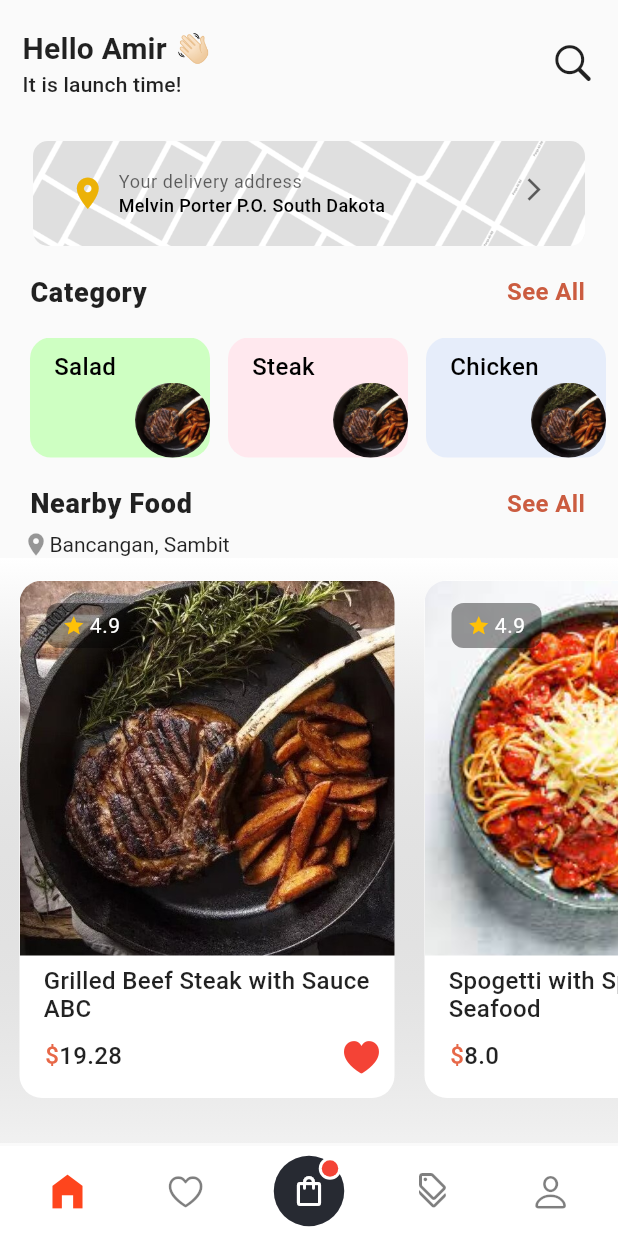
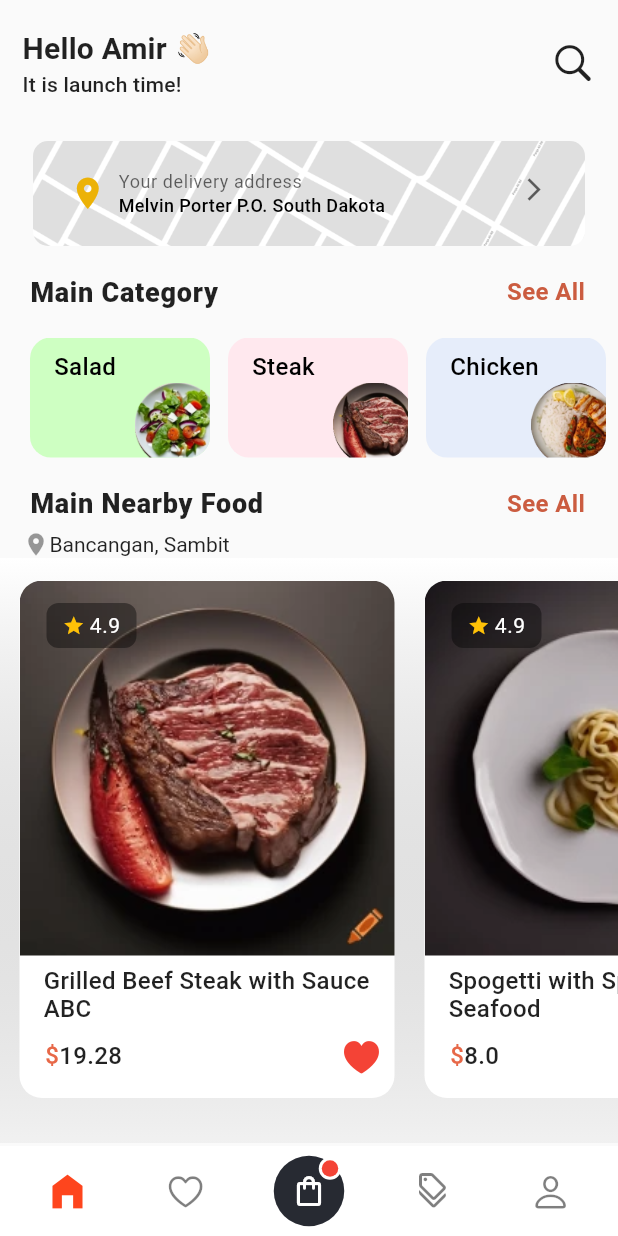
Before and after one commit to amir-hossein-rajaezadeh/restaurant_app, a Flutter app: the screen it shows after launch, after a tap on an icon or button, on a phone screen of 412 x 824 dp. Run offline on Flutter 3.47's test engine with Material 2 defaults, Android fonts, the phone set to English and light mode, and no system bars; our stand-ins replace equatable, flutter_bloc, go_router.

Commit message:
add food images

```diff
--- a/lib/components/see_all_row.dart
+++ b/lib/components/see_all_row.dart
@@ -1,17 +1,18 @@
 import 'package:flutter/cupertino.dart';
+import 'package:restaurant_app/cubit/app_state.dart';
 
 import '../utils/app_theme.dart';
 import '../utils/colors.dart';
 import '../utils/strings.dart';
 
-Container seeAllRowWidget(String text) {
+Container seeAllRowWidget(String text, AppState state) {
   return Container(
     margin: const EdgeInsets.only(top: 20, right: 22, left: 20),
     child: Row(
       mainAxisAlignment: MainAxisAlignment.spaceBetween,
       children: [
         Text(
-          text,
+          '${Strings.foodList[state.selectedCategory]} $text',
           style: AppTheme.getTextTheme(null)
               .bodyLarge!
               .copyWith(fontWeight: FontWeight.w800),
--- a/lib/cubit/app_cubit.dart
+++ b/lib/cubit/app_cubit.dart
@@ -1,5 +1,6 @@
 import 'package:flutter_bloc/flutter_bloc.dart';
 import 'app_state.dart';
+import 'package:collection/collection.dart'; // You have to add this manually, for some reason it cannot be added automatically
 
 class AppCubit extends Cubit<AppState> {
   AppCubit()
@@ -18,34 +19,12 @@ class AppCubit extends Cubit<AppState> {
     );
   }
 
-  final selectedItems = <int>[];
-  void likeAndUnlikeFood(int foodIndex) async {
-    final isSelectedItem = selectedItems.indexWhere(
-      (selected) => selected == foodIndex,
-    );
+  final myList = <int>[];
+  void test(int index) {
+    myList.add(index);
+    emit(state.copyWith(likedFoodList: myList));
 
-    if (isSelectedItem >= 0) {
-      emit(
-        state.copyWith(
-          likedFoodList: selectedItems..removeAt(isSelectedItem),
-        ),
-      );
-    } else {
-      emit(
-        state.copyWith(
-          likedFoodList: selectedItems..add(foodIndex),
-        ),
-      );
-    }
-
-    // likedFoodIndex.add(
-    //   foodIndex.toString(),
-    // );
-
-    // emit(
-    //   state.copyWith(likedFoodList: likedFoodIndex),
-    // );
-    print('likedFoodIndex is ${state.likedFoodList} , test $selectedItems');
+    print('testing ${state.likedFoodList}');
   }
 
   void determineFoodPrice(double foodPrice) {
@@ -53,6 +32,7 @@ class AppCubit extends Cubit<AppState> {
       state.copyWith(foodPrice: state.foodOrderNumber * foodPrice),
     );
   }
+
 
   void increaseAndDecreaseFoodOrder(bool isIncrease, double foodPrice) {
     //Increase Number of Food Order
--- a/lib/screens/course_page.dart
+++ b/lib/screens/course_page.dart
@@ -36,7 +36,7 @@ class CoursePage extends StatelessWidget {
                   const SizedBox(
                     height: 20,
                   ),
-                  seeAllRowWidget(Strings.course),
+                  seeAllRowWidget(Strings.course,state),
                   Expanded(
                     child: Container(
                       margin:
@@ -78,7 +78,7 @@ class CoursePage extends StatelessWidget {
                                     child: ClipRRect(
                                       borderRadius: BorderRadius.circular(100),
                                       child: Image.asset(
-                                        foodImageList[index],
+                                        courseFoodImageList[index],
                                         width: 140,
                                         height: 140,
                                         fit: BoxFit.cover,
--- a/lib/screens/food_detail_page.dart
+++ b/lib/screens/food_detail_page.dart
@@ -304,27 +304,27 @@ class FoodDetailPage extends StatelessWidget {
               ),
             ),
           ),
-          // Container(
-          //   margin: const EdgeInsets.only(top: 20, right: 20),
-          //   child: state.likedFoodList.contains(
-          //     int.parse(index),
-          //   )
-          //       ? Container(
-          //           margin: const EdgeInsets.only(right: 8),
-          //           child: const Icon(
-          //             CupertinoIcons.heart_fill,
-          //             size: 30,
-          //             color: Colors.red,
-          //           ),
-          //         )
-          //       : Container(
-          //           margin: const EdgeInsets.only(right: 8),
-          //           child: const Icon(
-          //             CupertinoIcons.heart,
-          //             size: 30,
-          //           ),
-          //         ),
-          // )
+          Container(
+            margin: const EdgeInsets.only(top: 20, right: 20),
+            child: state.likedFoodList.contains(
+              0,
+            )
+                ? Container(
+                    margin: const EdgeInsets.only(right: 8),
+                    child: const Icon(
+                      CupertinoIcons.heart_fill,
+                      size: 30,
+                      color: Colors.red,
+                    ),
+                  )
+                : Container(
+                    margin: const EdgeInsets.only(right: 8),
+                    child: const Icon(
+                      CupertinoIcons.heart,
+                      size: 30,
+                    ),
+                  ),
+          )
         ],
       ),
     );
--- a/lib/screens/home_page.dart
+++ b/lib/screens/home_page.dart
@@ -10,6 +10,7 @@ import '../cubit/app_state.dart';
 import '../data/foodList.dart';
 import '../utils/app_theme.dart';
 import '../utils/colors.dart';
+import '../utils/image_list.dart';
 import '../utils/strings.dart';
 
 class HomePage extends StatefulWidget {
@@ -22,19 +23,19 @@ class HomePage extends StatefulWidget {
 List<FoodList> foodList = [
   FoodList(
     Strings.foodTitleList[0],
-    Strings.foodImageList[0],
+    foodImageList[0],
     Strings.foodDesc[0],
     Strings.foodPriceList[0],
   ),
   FoodList(
     Strings.foodTitleList[1],
-    Strings.foodImageList[1],
+    foodImageList[1],
     Strings.foodDesc[1],
     Strings.foodPriceList[1],
   ),
   FoodList(
     Strings.foodTitleList[2],
-    Strings.foodImageList[2],
+    foodImageList[2],
     Strings.foodDesc[2],
     Strings.foodPriceList[2],
   )
@@ -54,7 +55,7 @@ class _HomePageState extends State<HomePage> {
                   children: [
                     appBarWidget(context),
                     addressWidget(context),
-                    seeAllRowWidget(Strings.category),
+                    seeAllRowWidget(Strings.category,state),
                     Container(
                       margin: const EdgeInsets.only(top: 20),
                       height: 80,
@@ -93,13 +94,13 @@ class _HomePageState extends State<HomePage> {
                                     Container(
                                       margin: const EdgeInsets.only(left: 70),
                                       child: ClipRRect(
-                                        borderRadius:
-                                            BorderRadius.circular(100),
+                                        borderRadius: const BorderRadius.only(
+                                          bottomRight: Radius.circular(14),
+                                        ),
                                         child: Image.asset(
-                                          'assets/images/steak.jpg',
+                                          croppedFoodImageList[index],
                                           height: 50,
                                           width: 50,
-                                          fit: BoxFit.cover,
                                         ),
                                       ),
                                     )
@@ -115,7 +116,7 @@ class _HomePageState extends State<HomePage> {
                           },
                           itemCount: 4),
                     ),
-                    seeAllRowWidget(Strings.nearbyFood),
+                    seeAllRowWidget(Strings.nearbyFood,state),
                     Container(
                       margin: const EdgeInsets.only(left: 15, top: 8),
                       child: Row(
@@ -179,7 +180,7 @@ class _HomePageState extends State<HomePage> {
                                                       topRight:
                                                           Radius.circular(15)),
                                               child: Image.asset(
-                                                Strings.foodImageList[index],
+                                             foodImageList[index],
                                                 fit: BoxFit.cover,
                                               ),
                                             ),
@@ -268,8 +269,7 @@ class _HomePageState extends State<HomePage> {
                                                   onTap: () {
                                                     context
                                                         .read<AppCubit>()
-                                                        .likeAndUnlikeFood(
-                                                            index);
+                                                        .test(index);
                                                     // setState(() {
                                                     //   final isSelectedItem =
                                                     //       state.likedFoodList
--- a/lib/utils/image_list.dart
+++ b/lib/utils/image_list.dart
@@ -4,9 +4,20 @@ List<String> categoryImageList = [
   'assets/images/cofee-1.png',
   'assets/images/buritto-1.png'
 ];
-List<String> foodImageList = [
-  'assets/images/spogetti.jpeg',
-  'assets/images/steak.jpg',
-  'assets/images/riceAndChicken.jpeg',
+List<String> courseFoodImageList = [
+  'assets/images/spogetti.png',
+  'assets/images/steak.png',
+  'assets/images/riceAndChicken.png',
   'assets/images/korian.jpeg'
 ];
+List<String> foodImageList = [
+  'assets/images/steak.png',
+  'assets/images/spogetti.png',
+  'assets/images/riceAndChicken.png'
+];
+List<String> croppedFoodImageList = [
+  'assets/images/cropped/saladCropped.png',
+  'assets/images/cropped/steakCropped.png',
+  'assets/images/cropped/riceAndChickenCropped.png',
+  'assets/images/cropped/korianCropped.png'
+];
--- a/lib/utils/strings.dart
+++ b/lib/utils/strings.dart
@@ -25,11 +25,7 @@ class Strings {
     'Spogetti with Spicy Mixed Seafood',
     'Delicious Pad ThaiFood Shrimp Yahut'
   ];
-  static List<String> foodImageList = [
-    'assets/images/steak.jpg',
-    'assets/images/spogetti.jpeg',
-    'assets/images/riceAndChicken.jpeg'
-  ];
+
   static List<double> foodPriceList = [19.28, 8.00, 11.00];
   static List<String> categoryListName = [
     'Salad',
--- a/pubspec.yaml
+++ b/pubspec.yaml
@@ -64,6 +64,7 @@ flutter:
   # To add assets to your application, add an assets section, like this:
   assets:
     - assets/images/
+    - assets/images/cropped/
 
   # An image asset can refer to one or more resolution-specific "variants", see
   # https://flutter.dev/assets-and-images/#resolution-aware
```
Also changed, not shown: assets/images/cropped/korianCropped.png (added), assets/images/cropped/riceAndChickenCropped.png (added), assets/images/cropped/saladCropped.png (added), assets/images/cropped/spogettiCropped.png (added), assets/images/cropped/steakCropped.png (added), assets/images/riceAndChicken.jpeg (deleted), assets/images/riceAndChicken.png (added), assets/images/spogetti.jpeg (deleted), assets/images/spogetti.png (added), assets/images/steak.jpg (deleted), assets/images/steak.png (added).
